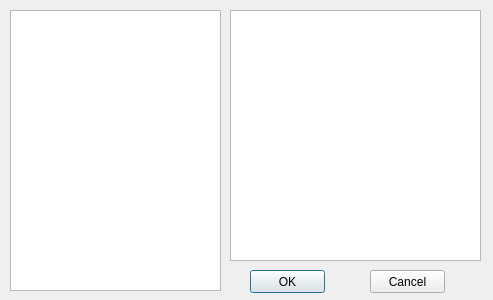
Old version of the form secdialog.ui in the repository Fenigor/NETB380.
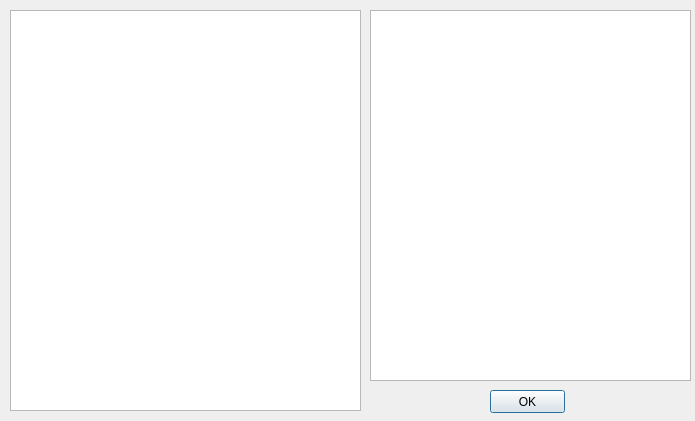
New version of the form.

Patch:
```diff
--- a/secdialog.ui
+++ b/secdialog.ui
@@ -6,8 +6,8 @@
    <rect>
     <x>0</x>
     <y>0</y>
-    <width>493</width>
-    <height>300</height>
+    <width>695</width>
+    <height>421</height>
    </rect>
   </property>
   <property name="windowTitle">
@@ -18,26 +18,26 @@
     <rect>
      <x>10</x>
      <y>10</y>
-     <width>211</width>
-     <height>281</height>
+     <width>351</width>
+     <height>401</height>
     </rect>
    </property>
   </widget>
   <widget class="QListView" name="listView">
    <property name="geometry">
     <rect>
-     <x>230</x>
+     <x>370</x>
      <y>10</y>
-     <width>251</width>
-     <height>251</height>
+     <width>321</width>
+     <height>371</height>
     </rect>
    </property>
   </widget>
   <widget class="QPushButton" name="ok_button">
    <property name="geometry">
     <rect>
-     <x>250</x>
-     <y>270</y>
+     <x>490</x>
+     <y>390</y>
      <width>75</width>
      <height>23</height>
     </rect>
@@ -46,19 +46,6 @@
     <string>OK</string>
    </property>
   </widget>
-  <widget class="QPushButton" name="Cancel_button">
-   <property name="geometry">
-    <rect>
-     <x>370</x>
-     <y>270</y>
-     <width>75</width>
-     <height>23</height>
-    </rect>
-   </property>
-   <property name="text">
-    <string>Cancel</string>
-   </property>
-  </widget>
  </widget>
  <resources/>
  <connections/>
```
